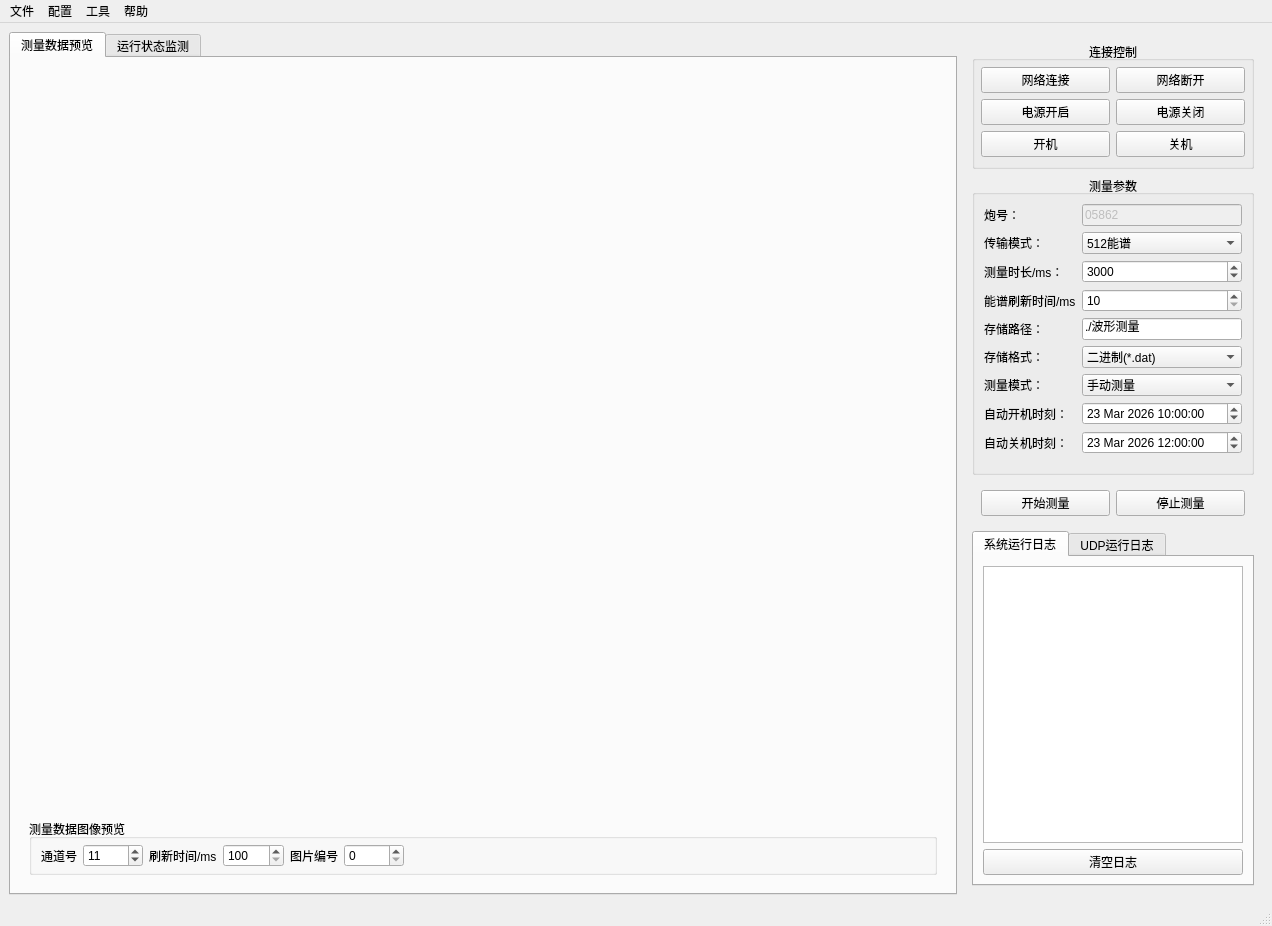
Old version of the form mainwindow.ui in the repository MrXiaomao/HardXrayCamera.
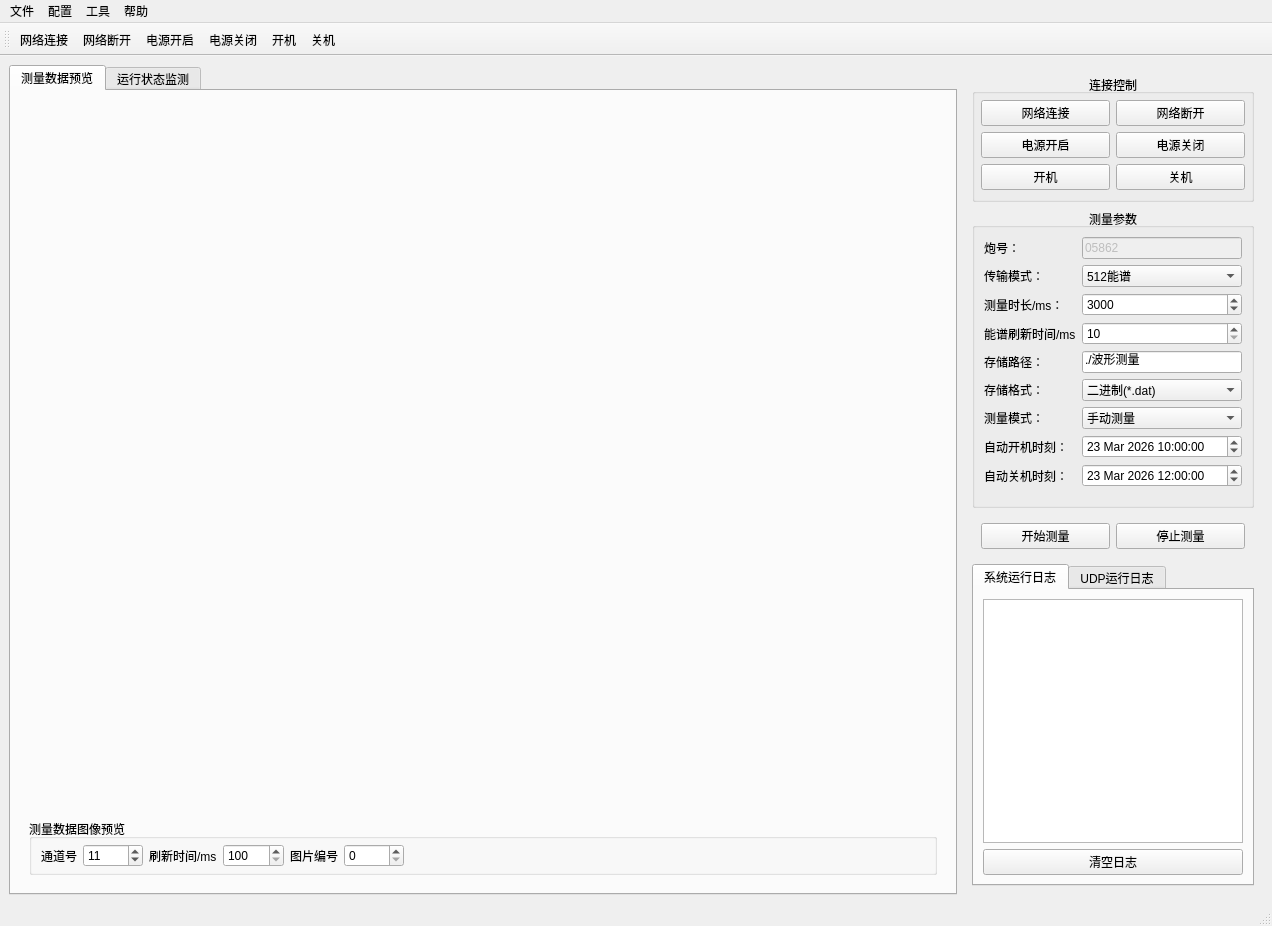
New version of the form. Custom widgets are drawn as their Qt base class.

What changed in the file:
```diff
--- a/mainwindow.ui
+++ b/mainwindow.ui
@@ -961,6 +961,23 @@
    <addaction name="menu_3"/>
   </widget>
   <widget class="QStatusBar" name="statusbar"/>
+  <widget class="QToolBar" name="toolBar">
+   <property name="windowTitle">
+    <string>toolBar</string>
+   </property>
+   <attribute name="toolBarArea">
+    <enum>TopToolBarArea</enum>
+   </attribute>
+   <attribute name="toolBarBreak">
+    <bool>false</bool>
+   </attribute>
+   <addaction name="action_relayNetOpen"/>
+   <addaction name="action_relayNetClose"/>
+   <addaction name="action_powerOn"/>
+   <addaction name="action_powerOff"/>
+   <addaction name="action_connectDet"/>
+   <addaction name="action_disconnectDet"/>
+  </widget>
   <action name="action_setting">
    <property name="text">
     <string>网络配置</string>
@@ -986,6 +1003,70 @@
     <string>FPGA程序远程更新</string>
    </property>
   </action>
+  <action name="action_relayNetOpen">
+   <property name="text">
+    <string>网络连接</string>
+   </property>
+   <property name="menuRole">
+    <enum>QAction::NoRole</enum>
+   </property>
+  </action>
+  <action name="action_relayNetClose">
+   <property name="text">
+    <string>网络断开</string>
+   </property>
+   <property name="menuRole">
+    <enum>QAction::NoRole</enum>
+   </property>
+  </action>
+  <action name="action_powerOn">
+   <property name="text">
+    <string>电源开启</string>
+   </property>
+   <property name="menuRole">
+    <enum>QAction::NoRole</enum>
+   </property>
+  </action>
+  <action name="action_powerOff">
+   <property name="text">
+    <string>电源关闭</string>
+   </property>
+   <property name="menuRole">
+    <enum>QAction::NoRole</enum>
+   </property>
+  </action>
+  <action name="action_connectDet">
+   <property name="text">
+    <string>开机</string>
+   </property>
+   <property name="menuRole">
+    <enum>QAction::NoRole</enum>
+   </property>
+  </action>
+  <action name="action_disconnectDet">
+   <property name="text">
+    <string>关机</string>
+   </property>
+   <property name="menuRole">
+    <enum>QAction::NoRole</enum>
+   </property>
+  </action>
+  <action name="action_startMeasure">
+   <property name="text">
+    <string>开始测量</string>
+   </property>
+   <property name="menuRole">
+    <enum>QAction::NoRole</enum>
+   </property>
+  </action>
+  <action name="action_stopMeasure">
+   <property name="text">
+    <string>停止测量</string>
+   </property>
+   <property name="menuRole">
+    <enum>QAction::NoRole</enum>
+   </property>
+  </action>
  </widget>
  <customwidgets>
   <customwidget>
```
Left out of the diff: 7 changed lines with no effect on the pictures.
